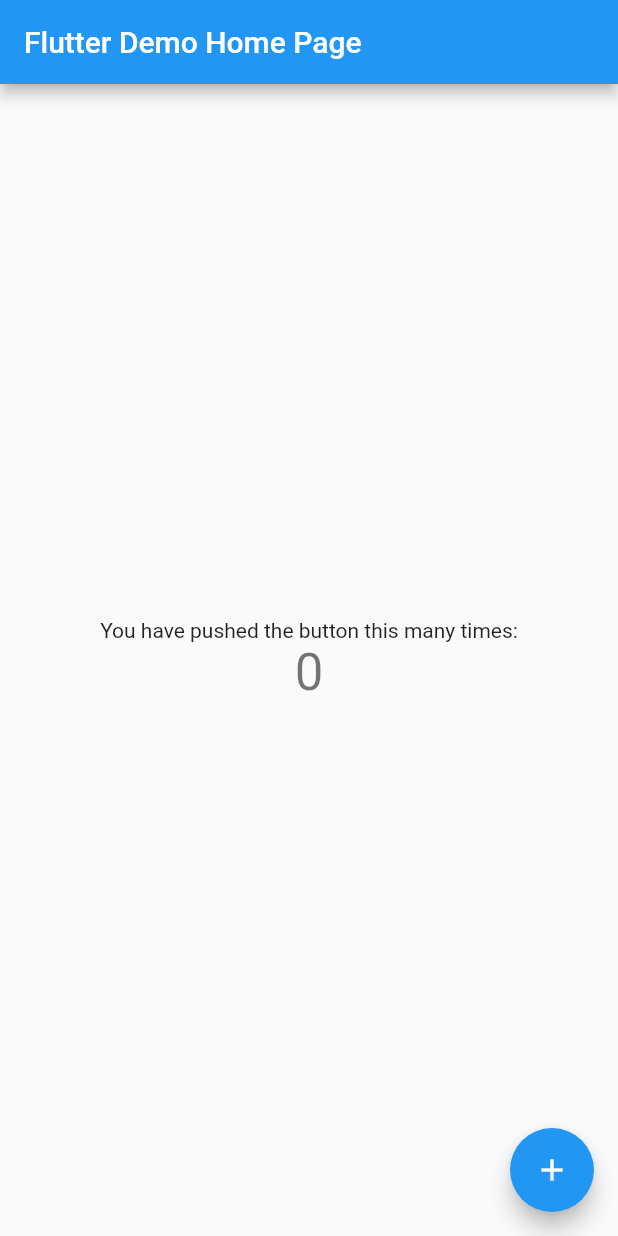
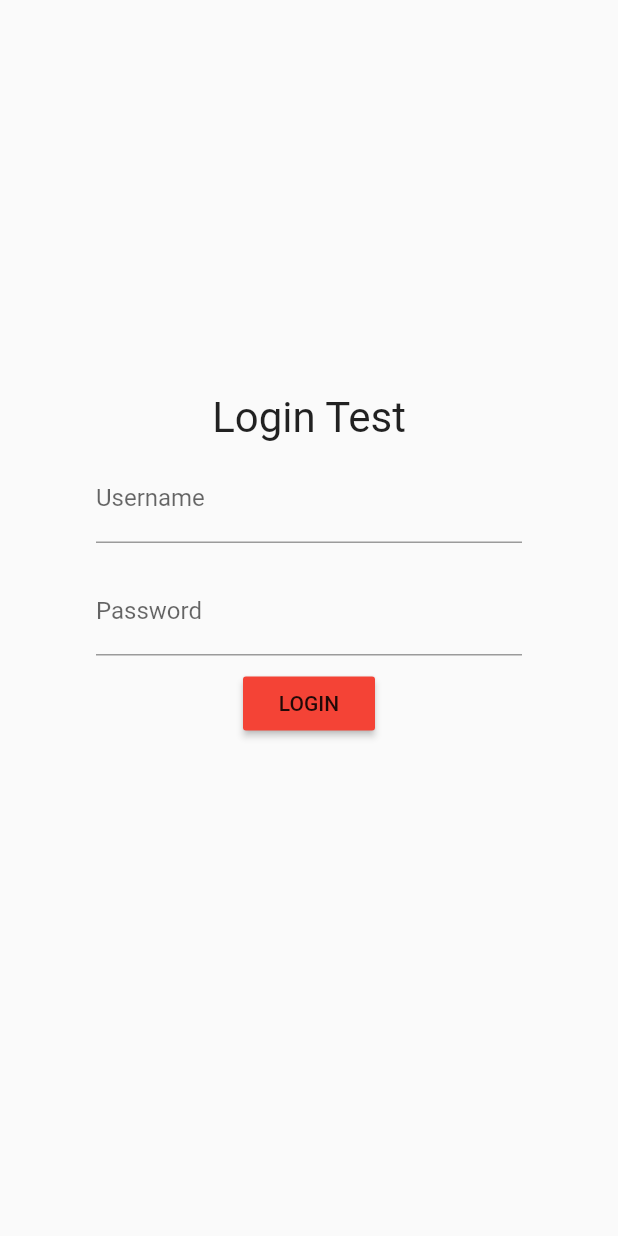
Before and after one commit to JOSISOLL/FirebaseLoginTest, a Flutter app: the screen it shows after launch, on a phone screen of 412 x 824 dp. Run offline on Flutter 3.47's test engine with Material 2 defaults, Android fonts, the phone set to English and light mode, and no system bars; our stand-ins replace sqflite; accounts and stored records are empty.

Commit message:
Login logic completed...

```diff
--- /dev/null
+++ b/fire_login/lib/auth.dart
@@ -0,0 +1,43 @@
+import 'package:fire_login/data/database_helper.dart';
+
+enum AuthState { LOGGED_IN, LOGGED_OUT }
+
+abstract class AuthStateListener {
+  void onAuthStateChanged(AuthState state);
+}
+
+// A naive implementation of Observer/Subscriber Pattern. Will do for now.
+class AuthStateProvider {
+  static final AuthStateProvider _instance = new AuthStateProvider.internal();
+
+  List<AuthStateListener> _subscribers;
+
+  factory AuthStateProvider() => _instance;
+  AuthStateProvider.internal() {
+    _subscribers = new List<AuthStateListener>();
+    initState();
+  }
+
+  void initState() async {
+    var db = new DatabaseHelper();
+    var isLoggedIn = await db.isLoggedIn();
+    if (isLoggedIn)
+      notify(AuthState.LOGGED_IN);
+    else
+      notify(AuthState.LOGGED_OUT);
+  }
+
+  void subscribe(AuthStateListener listener) {
+    _subscribers.add(listener);
+  }
+
+  void dispose(AuthStateListener listener) {
+    for (var l in _subscribers) {
+      if (l == listener) _subscribers.remove(l);
+    }
+  }
+
+  void notify(AuthState state) {
+    _subscribers.forEach((AuthStateListener s) => s.onAuthStateChanged(state));
+  }
+}
--- /dev/null
+++ b/fire_login/lib/data/rest_ds.dart
@@ -0,0 +1,23 @@
+import 'dart:async';
+
+import 'package:fire_login/utils/network_util.dart';
+import 'package:fire_login/models/user.dart';
+
+class RestDatasource {
+  NetworkUtil _netUtil = new NetworkUtil();
+  static final BASE_URL = "http://YOUR_BACKEND_IP/login_app_backend";
+  static final LOGIN_URL = BASE_URL + "/login.php";
+  static final _API_KEY = "somerandomkey";
+
+  Future<User> login(String username, String password) {
+    return _netUtil.post(LOGIN_URL, body: {
+      "token": _API_KEY,
+      "username": username,
+      "password": password
+    }).then((dynamic res) {
+      print(res.toString());
+      if (res["error"]) throw new Exception(res["error_msg"]);
+      return new User.map(res["user"]);
+    });
+  }
+}
--- a/fire_login/lib/main.dart
+++ b/fire_login/lib/main.dart
@@ -1,3 +1,6 @@
+import 'package:fire_login/routes.dart';
+import 'package:fire_login/screens/home_screen.dart';
+import 'package:fire_login/screens/login_screen.dart';
 import 'package:flutter/material.dart';
 
 void main() => runApp(MyApp());
@@ -9,33 +12,17 @@ class MyApp extends StatelessWidget {
     return MaterialApp(
       title: 'Flutter Demo',
       theme: ThemeData(
-        // This is the theme of your application.
-        //
-        // Try running your application with "flutter run". You'll see the
-        // application has a blue toolbar. Then, without quitting the app, try
-        // changing the primarySwatch below to Colors.green and then invoke
-        // "hot reload" (press "r" in the console where you ran "flutter run",
-        // or simply save your changes to "hot reload" in a Flutter IDE).
-        // Notice that the counter didn't reset back to zero; the application
-        // is not restarted.
         primarySwatch: Colors.blue,
       ),
-      home: MyHomePage(title: 'Flutter Demo Home Page'),
+      home: MyHomePage(title: 'Login Demo'),
+      initialRoute: '/login',
+      routes: routes,
     );
   }
 }
 
 class MyHomePage extends StatefulWidget {
   MyHomePage({Key key, this.title}) : super(key: key);
-
-  // This widget is the home page of your application. It is stateful, meaning
-  // that it has a State object (defined below) that contains fields that affect
-  // how it looks.
-
-  // This class is the configuration for the state. It holds the values (in this
-  // case the title) provided by the parent (in this case the App widget) and
-  // used by the build method of the State. Fields in a Widget subclass are
-  // always marked "final".
 
   final String title;
 
@@ -44,68 +31,15 @@ class MyHomePage extends StatefulWidget {
 }
 
 class _MyHomePageState extends State<MyHomePage> {
-  int _counter = 0;
-
-  void _incrementCounter() {
-    setState(() {
-      // This call to setState tells the Flutter framework that something has
-      // changed in this State, which causes it to rerun the build method below
-      // so that the display can reflect the updated values. If we changed
-      // _counter without calling setState(), then the build method would not be
-      // called again, and so nothing would appear to happen.
-      _counter++;
-    });
-  }
-
   @override
   Widget build(BuildContext context) {
-    // This method is rerun every time setState is called, for instance as done
-    // by the _incrementCounter method above.
-    //
-    // The Flutter framework has been optimized to make rerunning build methods
-    // fast, so that you can just rebuild anything that needs updating rather
-    // than having to individually change instances of widgets.
     return Scaffold(
       appBar: AppBar(
-        // Here we take the value from the MyHomePage object that was created by
-        // the App.build method, and use it to set our appbar title.
         title: Text(widget.title),
       ),
       body: Center(
-        // Center is a layout widget. It takes a single child and positions it
-        // in the middle of the parent.
-        child: Column(
-          // Column is also a layout widget. It takes a list of children and
-          // arranges them vertically. By default, it sizes itself to fit its
-          // children horizontally, and tries to be as tall as its parent.
-          //
-          // Invoke "debug painting" (press "p" in the console, choose the
-          // "Toggle Debug Paint" action from the Flutter Inspector in Android
-          // Studio, or the "Toggle Debug Paint" command in Visual Studio Code)
-          // to see the wireframe for each widget.
-          //
-          // Column has various properties to control how it sizes itself and
-          // how it positions its children. Here we use mainAxisAlignment to
-          // center the children vertically; the main axis here is the vertical
-          // axis because Columns are vertical (the cross axis would be
-          // horizontal).
-          mainAxisAlignment: MainAxisAlignment.center,
-          children: <Widget>[
-            Text(
-              'You have pushed the button this many times:',
-            ),
-            Text(
-              '$_counter',
-              style: Theme.of(context).textTheme.display1,
-            ),
-          ],
-        ),
+        child: Text("Welcome"),
       ),
-      floatingActionButton: FloatingActionButton(
-        onPressed: _incrementCounter,
-        tooltip: 'Increment',
-        child: Icon(Icons.add),
-      ), // This trailing comma makes auto-formatting nicer for build methods.
     );
   }
 }
--- /dev/null
+++ b/fire_login/lib/models/user.dart
@@ -0,0 +1,21 @@
+class User {
+  String _username;
+  String _password;
+  User(this._username, this._password);
+
+  User.map(dynamic obj) {
+    this._username = obj["username"];
+    this._password = obj["password"];
+  }
+
+  String get username => _username;
+  String get password => _password;
+
+  Map<String, dynamic> toMap() {
+    var map = new Map<String, dynamic>();
+    map["username"] = _username;
+    map["password"] = _password;
+
+    return map;
+  }
+}
--- /dev/null
+++ b/fire_login/lib/routes.dart
@@ -0,0 +1,8 @@
+import 'package:flutter/material.dart';
+import 'package:fire_login/screens/home_screen.dart';
+import 'package:fire_login/screens/login_screen.dart';
+
+final routes = {
+  '/login': (BuildContext context) => new LoginScreen(),
+  '/home': (BuildContext context) => new HomeScreen(),
+};
--- /dev/null
+++ b/fire_login/lib/screens/login_screen.dart
@@ -0,0 +1,121 @@
+import 'dart:ui';
+
+import 'package:fire_login/auth.dart';
+import 'package:fire_login/data/database_helper.dart';
+import 'package:fire_login/models/user.dart';
+import 'package:fire_login/screens/login_screen_presenter.dart';
+import 'package:flutter/material.dart';
+
+class LoginScreen extends StatefulWidget {
+  @override
+  _LoginScreenState createState() => _LoginScreenState();
+}
+
+class _LoginScreenState extends State<LoginScreen> {
+  BuildContext _ctx;
+
+  bool _isLoading = false;
+  final formKey = new GlobalKey<FormState>();
+  final scaffoldKey = new GlobalKey<ScaffoldState>();
+  String _username, _password;
+
+  LoginScreenPresenter _presenter;
+  void _submit() {
+    final form = formKey.currentState;
+
+    if (form.validate()) {
+      setState(() => _isLoading = true);
+      form.save();
+      _presenter.doLogin(_username, _password);
+    }
+  }
+
+  @override
+  Widget build(BuildContext context) {
+    _ctx = context;
+    var loginBtn = new RaisedButton(
+      onPressed: _submit,
+      child: new Text("LOGIN"),
+      color: Colors.primaries[0],
+    );
+    var loginForm = new Column(
+      children: <Widget>[
+        new Text(
+          "Login Test",
+          textScaleFactor: 2.0,
+        ),
+        new Form(
+          key: formKey,
+          child: new Column(
+            children: <Widget>[
+              new Padding(
+                padding: const EdgeInsets.all(8.0),
+                child: new TextFormField(
+                  onSaved: (val) => _username = val,
+                  validator: (val) {
+                    return val.length < 10
+                        ? "Username must have atleast 10 chars"
+                        : null;
+                  },
+                  decoration: new InputDecoration(labelText: "Username"),
+                ),
+              ),
+              new Padding(
+                padding: const EdgeInsets.all(8.0),
+                child: new TextFormField(
+                  onSaved: (val) => _password = val,
+                  decoration: new InputDecoration(labelText: "Password"),
+                ),
+              ),
+            ],
+          ),
+        ),
+        _isLoading ? new CircularProgressIndicator() : loginBtn
+      ],
+      crossAxisAlignment: CrossAxisAlignment.center,
+    );
+
+    return new Scaffold(
+      appBar: null,
+      key: scaffoldKey,
+      body: new Container(
+        child: new Center(
+          child: new ClipRect(
+            child: new Container(
+              child: loginForm,
+              height: 300.0,
+              width: 300.0,
+            ),
+          ),
+        ),
+      ),
+    );
+  }
+
+  void _showSnackBar(String text) {
+    scaffoldKey.currentState
+        .showSnackBar(new SnackBar(content: new Text(text)));
+  }
+
+  @override
+  onAuthStateChanged(AuthState state) {
+    if (state == AuthState.LOGGED_IN)
+      Navigator.of(_ctx).pushReplacementNamed("/home");
+  }
+
+  @override
+  void onLoginError(String errorTxt) {
+    _showSnackBar(errorTxt);
+    setState(() => _isLoading = false);
+  }
+
+  @override
+  void onLoginSuccess(User user) async {
+    _showSnackBar(user.toString());
+    setState(() => _isLoading = false);
+    var db = new DatabaseHelper();
+    await db.saveUser(user);
+    var authStateProvider = new AuthStateProvider();
+    authStateProvider.notify(AuthState.LOGGED_IN);
+  }
+}
--- /dev/null
+++ b/fire_login/lib/screens/login_screen_presenter.dart
@@ -0,0 +1,20 @@
+import 'package:fire_login/data/rest_ds.dart';
+import 'package:fire_login/models/user.dart';
+
+abstract class LoginScreenContract {
+  void onLoginSuccess(User user);
+  void onLoginError(String errorTxt);
+}
+
+class LoginScreenPresenter {
+  LoginScreenContract _view;
+  RestDatasource api = new RestDatasource();
+  LoginScreenPresenter(this._view);
+
+  doLogin(String username, String password) {
+    print("Login Called");
+//    api.login(username, password).then((User user) {
+//      _view.onLoginSuccess(user);
+//    }).catchError((Exception error) => _view.onLoginError(error.toString()));
+  }
+}
--- a/fire_login/pubspec.yaml
+++ b/fire_login/pubspec.yaml
@@ -17,12 +17,12 @@ environment:
   sdk: ">=2.1.0 <3.0.0"
 
 dependencies:
+  http: ^0.12.0+4
+  sqflite: ^1.2.0
   flutter:
     sdk: flutter
-
-  # The following adds the Cupertino Icons font to your application.
-  # Use with the CupertinoIcons class for iOS style icons.
   cupertino_icons: ^0.1.2
+  path_provider: ^1.6.0
 
 dev_dependencies:
   flutter_test:
```
Also changed, not shown: fire_login/lib/data/database_helper.dart (added, +54 -0 lines), fire_login/lib/screens/home_screen.dart (added, +16 -0 lines), fire_login/lib/utils/network_util.dart (added, +39 -0 lines), fire_login/pubspec.lock, 11 other files.
